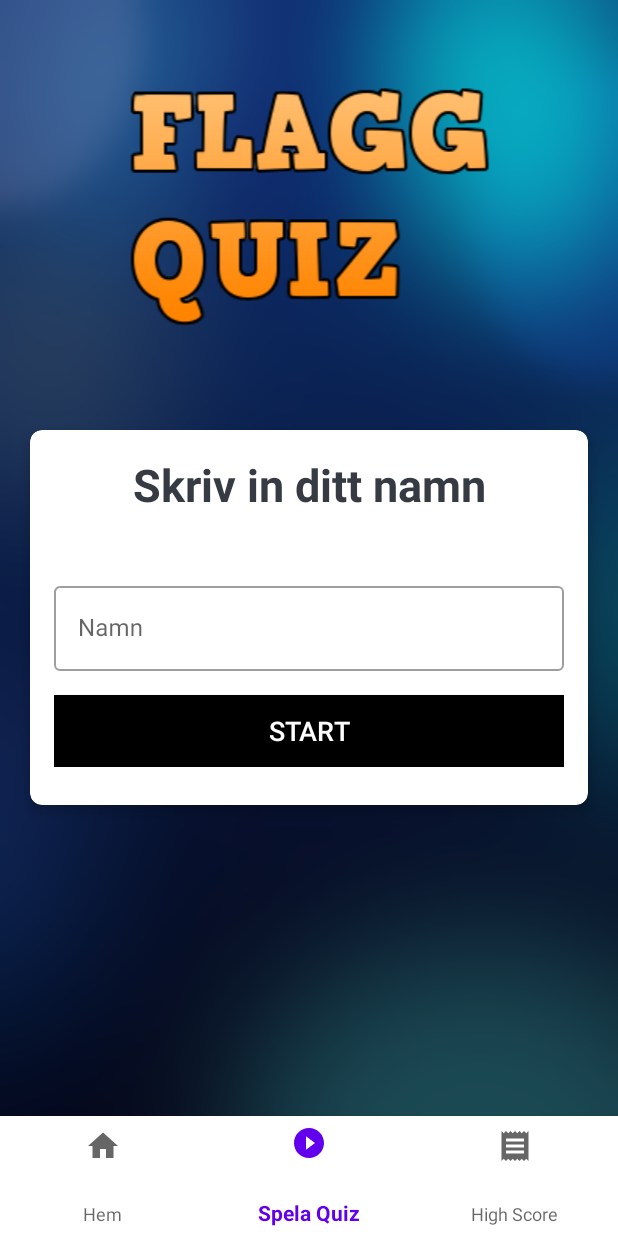
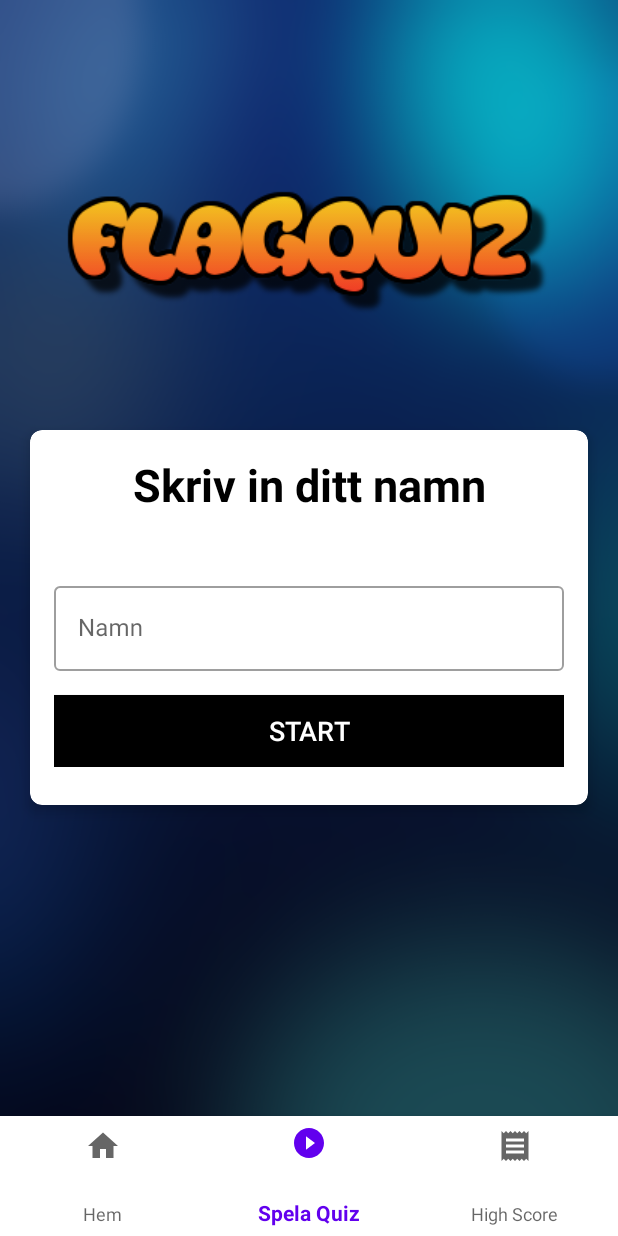
Before and after one commit to olofHammar/QuizApp1, an Android app: the screen it shows after launch (MainActivity), item 2 of the bottom bar chosen, on a phone screen of 412 x 824 dp. Run offline under Robolectric (Android 15) with nearby library versions, the phone set to English and light mode, and no system bars.

Commit message:
Added new logo to fragments

```diff
--- a/app/src/main/res/layout/fragment_home.xml
+++ b/app/src/main/res/layout/fragment_home.xml
@@ -11,9 +11,9 @@
         android:layout_width="match_parent"
         android:layout_height="wrap_content"
         android:layout_alignParentTop="true"
-        android:layout_marginTop="50dp"
+        android:layout_marginTop="120dp"
         android:layout_marginBottom="-164dp"
-        android:src="@drawable/fq_logo_one" />
+        android:src="@drawable/fq_logo_orange_fade" />
 
 
     <RelativeLayout
--- a/app/src/main/res/layout/fragment_play.xml
+++ b/app/src/main/res/layout/fragment_play.xml
@@ -11,9 +11,9 @@
         android:layout_width="match_parent"
         android:layout_height="wrap_content"
         android:layout_alignParentTop="true"
-        android:layout_marginTop="50dp"
+        android:layout_marginTop="120dp"
         android:layout_marginBottom="-164dp"
-        android:src="@drawable/fq_logo_one" />
+        android:src="@drawable/fq_logo_orange_fade" />
 
     <RelativeLayout
         android:layout_width="match_parent"
@@ -42,7 +42,7 @@
                     android:layout_height="wrap_content"
                     android:gravity="center"
                     android:text="Skriv in ditt namn"
-                    android:textColor="#363A43"
+                    android:textColor="#000000"
                     android:textSize="30sp"
                     android:textStyle="bold" />
 
```
Also changed, not shown: app/src/main/res/drawable/fq_logo_brickblue.png (added), app/src/main/res/drawable/fq_logo_miami.png (added), app/src/main/res/drawable/fq_logo_orange_fade.png (added).
